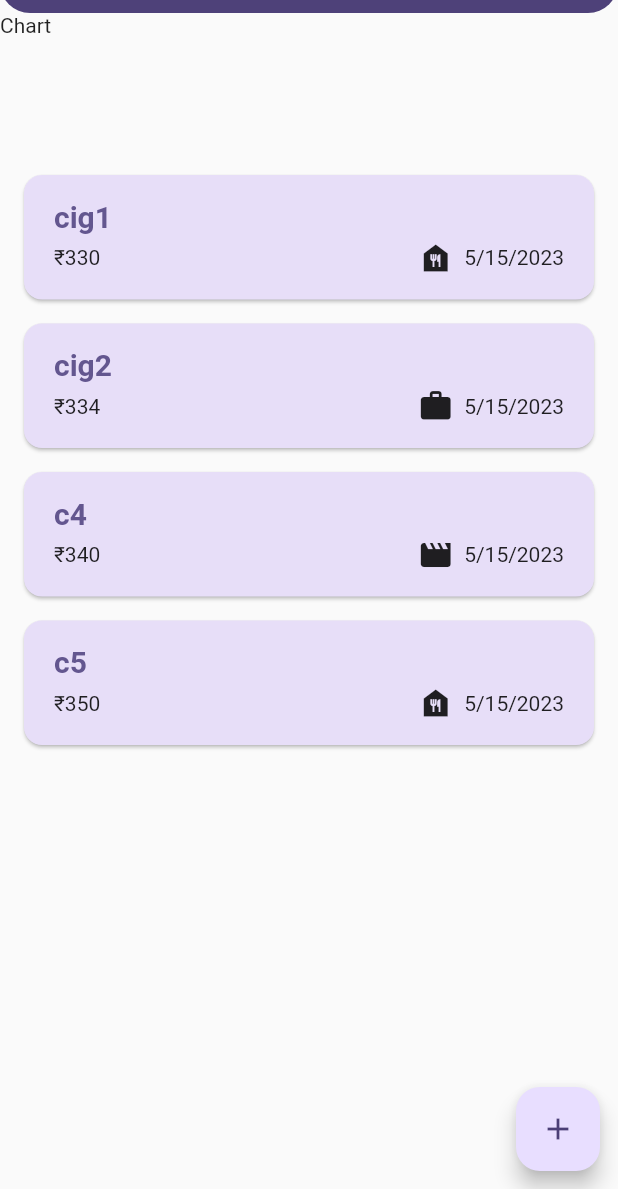
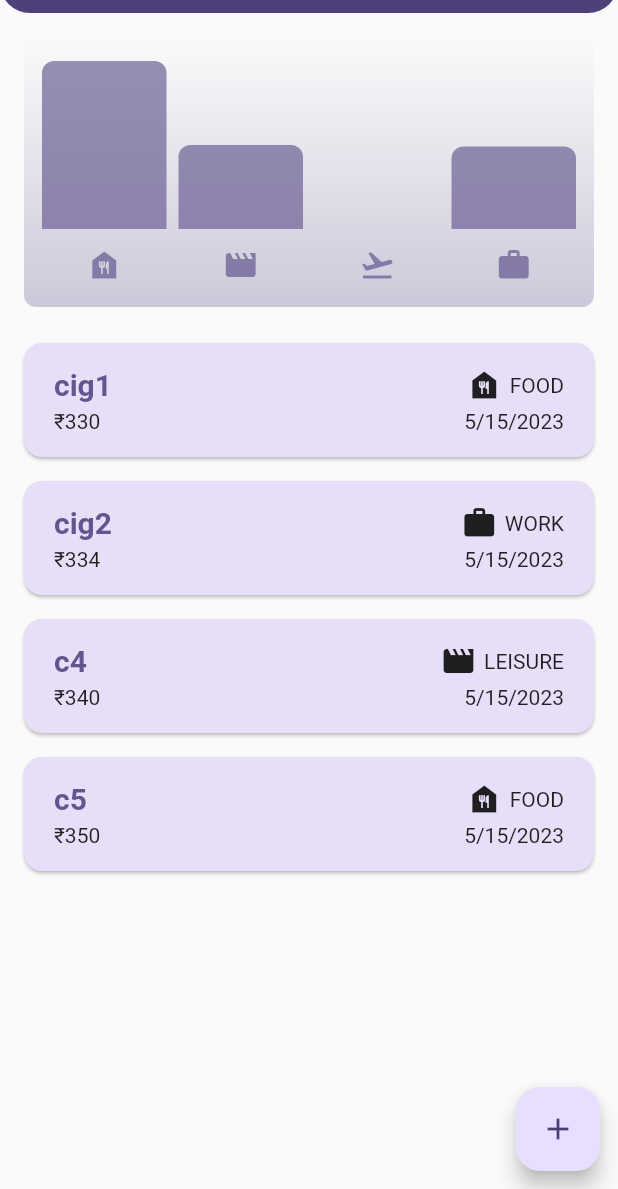
Before and after one commit to shivam-bajaj/Expense-Flutter-Mobile-App, a Flutter app: the screen it shows after launch, on a phone screen of 412 x 824 dp, the part 47-1236 px from its top. Run offline on Flutter 3.47's test engine with Material 2 defaults, Android fonts, the phone set to English and light mode, and no system bars.

Commit message:
chart bar added

```diff
--- a/lib/main.dart
+++ b/lib/main.dart
@@ -1,4 +1,5 @@
 import 'package:flutter/material.dart';
+import 'package:xpenses/widgets/chart/chart.dart';
 import 'package:xpenses/widgets/new_expense.dart';
 import 'package:xpenses/widgets/expenses_list.dart';
 
@@ -146,11 +147,7 @@
       body: Column(
         // crossAxisAlignment: CrossAxisAlignment.stretch,
         children: <Widget>[
-          Container(
-              width: double.infinity,
-              height: 100,
-              padding: const EdgeInsets.only(bottom: 10),
-              child: Text("Chart")),
+          Chart(expenses: _userExpenses),
           Expanded(
             child: mainContent,
           ),
--- a/lib/models/expenses.dart
+++ b/lib/models/expenses.dart
@@ -32,3 +32,23 @@
     return dateFormatter.format(date);
   }
 }
+
+class ExpenseBucket {
+  final Category category;
+  final List<Expense> expenses;
+
+  ExpenseBucket({required this.category, required this.expenses});
+
+  ExpenseBucket.forCategory(List<Expense> allExpenses, this.category)
+      : expenses = allExpenses
+            .where((expense) => expense.category == category)
+            .toList();
+
+  int get totalExpenses {
+    int sum = 0;
+    for (final expense in expenses) {
+      sum += expense.amount;
+    }
+    return sum;
+  }
+}
--- /dev/null
+++ b/lib/widgets/chart/chart.dart
@@ -0,0 +1,91 @@
+import 'package:flutter/material.dart';
+
+import 'package:xpenses/models/expenses.dart';
+import 'package:xpenses/widgets/chart/chart_bar.dart';
+
+class Chart extends StatelessWidget {
+  const Chart({super.key, required this.expenses});
+
+  final List<Expense> expenses;
+
+  List<ExpenseBucket> get buckets {
+    return [
+      ExpenseBucket.forCategory(expenses, Category.food),
+      ExpenseBucket.forCategory(expenses, Category.leisure),
+      ExpenseBucket.forCategory(expenses, Category.travel),
+      ExpenseBucket.forCategory(expenses, Category.work),
+    ];
+  }
+
+  int get maxTotalExpense {
+    int maxTotalExpense = 0;
+
+    for (final bucket in buckets) {
+      if (bucket.totalExpenses > maxTotalExpense) {
+        maxTotalExpense = bucket.totalExpenses;
+      }
+    }
+
+    return maxTotalExpense;
+  }
+
+  @override
+  Widget build(BuildContext context) {
+    return Container(
+      margin: const EdgeInsets.all(16),
+      padding: const EdgeInsets.symmetric(
+        vertical: 16,
+        horizontal: 8,
+      ),
+      width: double.infinity,
+      height: 180,
+      decoration: BoxDecoration(
+        borderRadius: BorderRadius.circular(8),
+        gradient: LinearGradient(
+          colors: [
+            Theme.of(context).colorScheme.primary.withOpacity(0.3),
+            Theme.of(context).colorScheme.primary.withOpacity(0.0)
+          ],
+          begin: Alignment.bottomCenter,
+          end: Alignment.topCenter,
+        ),
+      ),
+      child: Column(
+        children: [
+          Expanded(
+            child: Row(
+              crossAxisAlignment: CrossAxisAlignment.end,
+              children: [
+                for (final bucket in buckets) // alternative to map()
+                  ChartBar(
+                    fill: bucket.totalExpenses == 0
+                        ? 0
+                        : bucket.totalExpenses / maxTotalExpense,
+                  )
+              ],
+            ),
+          ),
+          const SizedBox(height: 12),
+          Row(
+            children: buckets
+                .map(
+                  (bucket) => Expanded(
+                    child: Padding(
+                      padding: const EdgeInsets.symmetric(horizontal: 4),
+                      child: Icon(
+                        categoryIcons[bucket.category],
+                        color: Theme.of(context)
+                            .colorScheme
+                            .primary
+                            .withOpacity(0.7),
+                      ),
+                    ),
+                  ),
+                )
+                .toList(),
+          )
+        ],
+      ),
+    );
+  }
+}
--- /dev/null
+++ b/lib/widgets/chart/chart_bar.dart
@@ -0,0 +1,34 @@
+import 'package:flutter/material.dart';
+
+class ChartBar extends StatelessWidget {
+  const ChartBar({
+    super.key,
+    required this.fill,
+  });
+
+  final double fill;
+
+  @override
+  Widget build(BuildContext context) {
+    final isDarkMode =
+        MediaQuery.of(context).platformBrightness == Brightness.dark;
+    return Expanded(
+      child: Padding(
+        padding: const EdgeInsets.symmetric(horizontal: 4),
+        child: FractionallySizedBox(
+          heightFactor: fill,
+          child: DecoratedBox(
+            decoration: BoxDecoration(
+              shape: BoxShape.rectangle,
+              borderRadius:
+                  const BorderRadius.vertical(top: Radius.circular(8)),
+              color: isDarkMode
+                  ? Theme.of(context).colorScheme.secondary
+                  : Theme.of(context).colorScheme.primary.withOpacity(0.65),
+            ),
+          ),
+        ),
+      ),
+    );
+  }
+}
--- a/lib/widgets/expense_item.dart
+++ b/lib/widgets/expense_item.dart
@@ -13,25 +13,29 @@
         child: Column(
           crossAxisAlignment: CrossAxisAlignment.start,
           children: [
+            Row(children: [
               Text(
                 expense.title,
                 style: Theme.of(context).textTheme.titleLarge,
               ),
-            SizedBox(
+              const Spacer(),
+              Row(
+                children: [
+                  Icon(categoryIcons[expense.category]),
+                  const SizedBox(width: 5),
+                  Text(expense.category.name.toUpperCase()),
+                ],
+              )
+            ]),
+            const SizedBox(
               height: 4,
             ),
             Row(
               children: [
                 Text('₹${expense.amount}'), //String interpolation
                 const Spacer(),
-                Row(
-                  children: [
-                    Icon(categoryIcons[expense.category]),
-                    const SizedBox(width: 7),
                 Text(
                   expense.formattedDate,
-                    )
-                  ],
                 )
               ],
             )
--- a/lib/widgets/expenses_list.dart
+++ b/lib/widgets/expenses_list.dart
@@ -16,8 +16,7 @@
       itemCount: expenses.length,
       itemBuilder: (ctx, index) => Dismissible(
         background: Container(
-          // color: kColorScheme.error,
-          color: Theme.of(context).colorScheme.error,
+          color: Theme.of(context).colorScheme.error.withOpacity(0.7),
         ),
         onDismissed: (direction) => onRemoveExpense(expenses[index]),
         key: ValueKey(expenses[index]),
```
Lines whose indentation alone changed are shown as unchanged.
